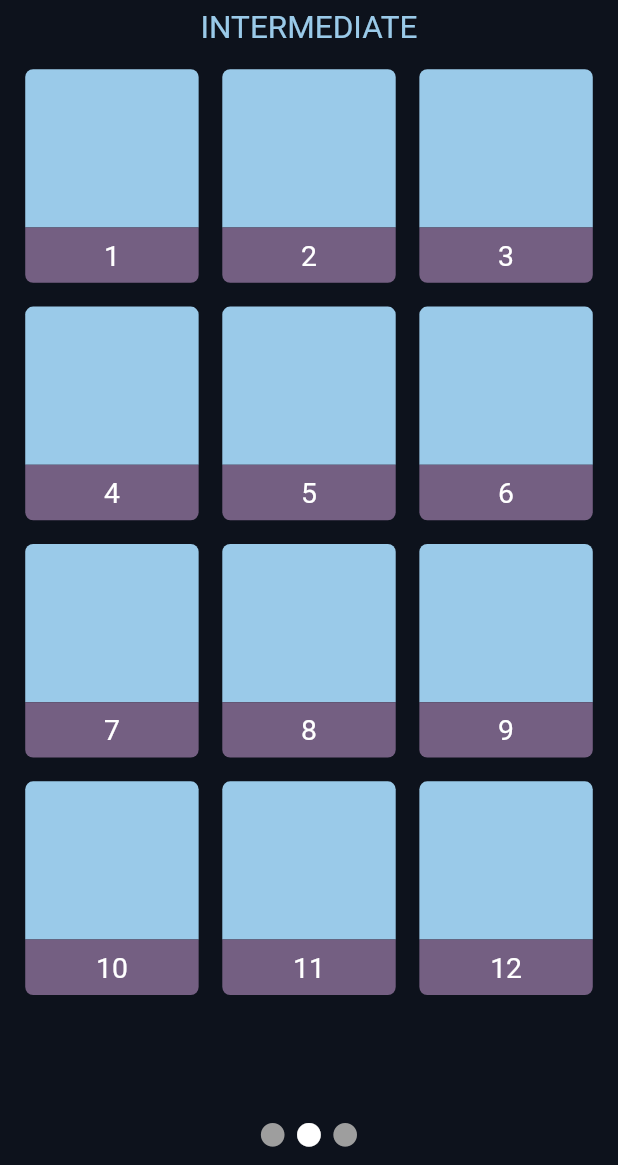
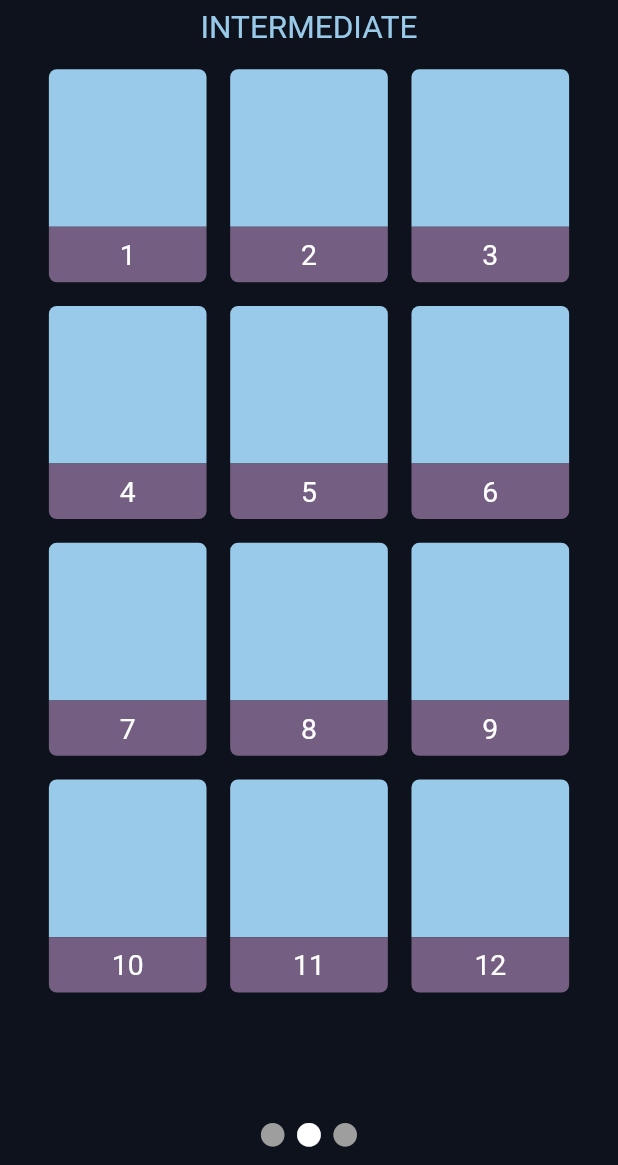
Before and after one commit to Shalomjohn/Milonga, a Flutter app: the MenuPage screen opened directly, on a phone screen of 412 x 824 dp, the part 71-1236 px from its top. Run offline on Flutter 3.47's test engine with Material 2 defaults, Android fonts, the phone set to English and light mode, and no system bars; our stand-ins replace flutter_screenutil, video_player.

Commit message:
adjusted to be square

```diff
--- a/lib/pages/menu.dart
+++ b/lib/pages/menu.dart
@@ -36,8 +36,8 @@ class _MenuPageState extends State<MenuPage> {
       return Column(
         children: [
           Container(
-            height: 100.h,
-            width: 110.w,
+            height: 100.w,
+            width: 100.w,
             decoration: BoxDecoration(
               color: primaryTextColor,
               borderRadius: BorderRadius.only(
@@ -48,7 +48,7 @@ class _MenuPageState extends State<MenuPage> {
           ),
           Container(
             height: 35.h,
-            width: 110.w,
+            width: 100.w,
             decoration: BoxDecoration(
               color: levelColor,
               borderRadius: BorderRadius.only(
```
